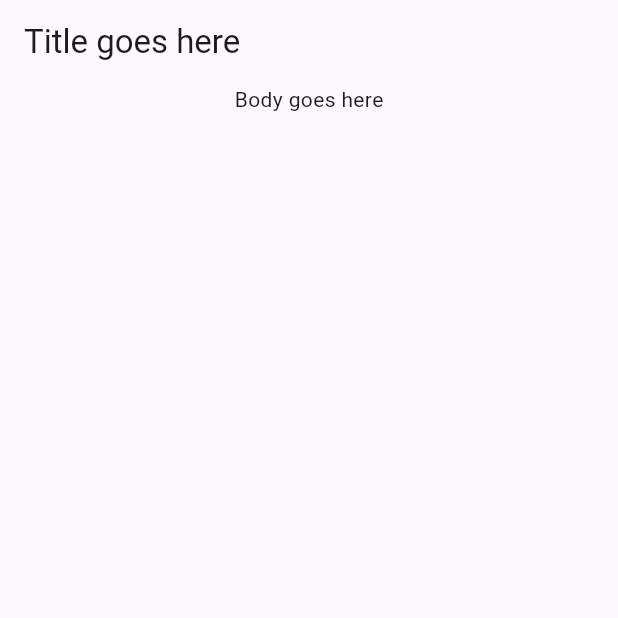
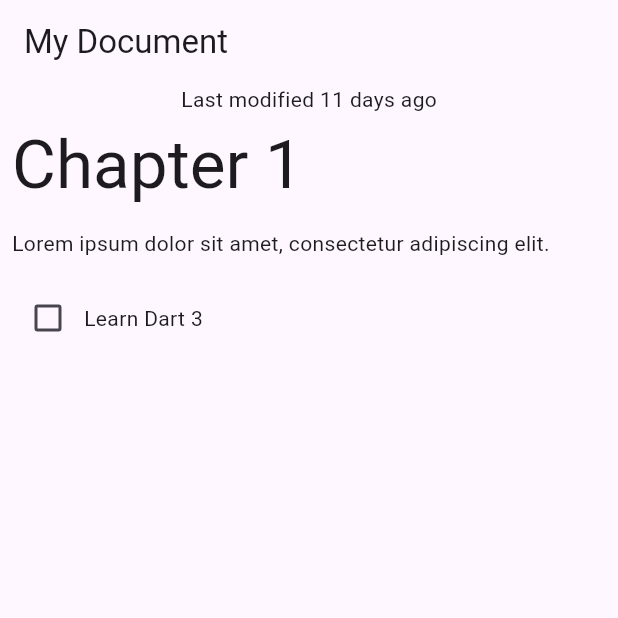
Before and after one commit to juan-rybczinski/patterns_codelab, a Flutter app: the screen it shows after launch, on a phone screen of 412 x 824 dp, the top half of it. Run offline on Flutter 3.47's test engine with Material 2 defaults, Android fonts, the phone set to English and light mode, and no system bars.

Commit message:
[Dart 3.0] 이전 문법으로 구현

```diff
--- a/lib/data.dart
+++ b/lib/data.dart
@@ -1,8 +1,91 @@
 import 'dart:convert';
+
+class MetaData {
+  final String title;
+  final DateTime modified;
+
+  MetaData({
+    required this.title,
+    required this.modified,
+  });
+}
+
+class Block {
+  Block();
+
+  factory Block.fromJson(Map<String, dynamic> json) {
+    if (json.containsKey('type') && json.containsKey('text')) {
+      if (json['type'] == 'h1') {
+        return HeaderBlock(text: json['text']);
+      } else if (json['type'] == 'p') {
+        return ParagraphBlock(text: json['text']);
+      } else if (json['type'] == 'checkbox' && json.containsKey('checked')) {
+        return CheckboxBlock(text: json['text'], isChecked: json['checked']);
+      } else {
+        throw const FormatException('Unexpected JSON format');
+      }
+    } else {
+      throw const FormatException('Unexpected JSON format');
+    }
+  }
+}
+
+class HeaderBlock extends Block {
+  final String text;
+
+  HeaderBlock({
+    required this.text,
+  });
+}
+
+class ParagraphBlock extends Block {
+  final String text;
+
+  ParagraphBlock({required this.text});
+}
+
+class CheckboxBlock extends Block {
+  final String text;
+  final bool isChecked;
+
+  CheckboxBlock({
+    required this.text,
+    required this.isChecked,
+  });
+}
 
 class Document {
   final Map<String, Object?> _json;
+
   Document() : _json = jsonDecode(documentJson);
+
+  MetaData getMetadata() {
+    if (_json.containsKey('metadata')) {
+      var metadataJson = _json['metadata'];
+      if (metadataJson is Map) {
+        var title = metadataJson['title'] as String;
+        var localModified = DateTime.parse(metadataJson['modified'] as String);
+        return MetaData(
+          title: title,
+          modified: localModified,
+        );
+      }
+    }
+    throw const FormatException('Unexpected JSON');
+  }
+
+  List<Block> getBlocks() {
+    if (_json.containsKey('blocks')) {
+      final blocksJson = _json['blocks'];
+      if (blocksJson is List) {
+        return blocksJson.map((block) => Block.fromJson(block)).toList();
+      } else {
+        throw const FormatException('Unexpected JSON format');
+      }
+    } else {
+      throw const FormatException('Unexpected JSON format');
+    }
+  }
 }
 
 const documentJson = '''
--- a/lib/main.dart
+++ b/lib/main.dart
@@ -30,17 +30,98 @@ class DocumentScreen extends StatelessWidget {
 
   @override
   Widget build(BuildContext context) {
+    final metadata = document.getMetadata();
+    final formattedModifiedDate = formatDate(metadata.modified);
+    final blocks = document.getBlocks();
+
     return Scaffold(
       appBar: AppBar(
-        title: const Text('Title goes here'),
+        title: Text(metadata.title),
       ),
       body: Column(
         children: [
-          Center(
-            child: Text('Body goes here'),
+          Text('Last modified $formattedModifiedDate'),
+          Expanded(
+            child: ListView.builder(
+              itemCount: blocks.length,
+              itemBuilder: (context, index) => BlockWidget(
+                block: blocks[index],
+              ),
+            ),
           ),
         ],
       ),
     );
   }
 }
+
+class BlockWidget extends StatelessWidget {
+  final Block block;
+
+  const BlockWidget({
+    required this.block,
+    Key? key,
+  }) : super(key: key);
+
+  @override
+  Widget build(BuildContext context) {
+    if (block is HeaderBlock) {
+      final headerBlock = block as HeaderBlock;
+      return Container(
+        margin: const EdgeInsets.all(8.0),
+        child: Text(
+          headerBlock.text,
+          style: Theme.of(context).textTheme.displayMedium,
+        ),
+      );
+    } else if (block is ParagraphBlock) {
+      final paragraphBlock = block as ParagraphBlock;
+      return Container(
+        margin: const EdgeInsets.all(8.0),
+        child: Text(paragraphBlock.text),
+      );
+    } else if (block is CheckboxBlock) {
+      final checkboxBlock = block as CheckboxBlock;
+      return Container(
+        margin: const EdgeInsets.all(8.0),
+        child: Row(
+          children: [
+            Checkbox(value: checkboxBlock.isChecked, onChanged: (_) {}),
+            Text(checkboxBlock.text),
+          ],
+        ),
+      );
+    } else {
+      throw Exception('Unexpected block');
+    }
+
+    // switch (block.type) {
+    //   case 'h1':
+    //     textStyle = Theme.of(context).textTheme.displayMedium;
+    //     break;
+    //   case 'p':
+    //   case 'checkbox':
+    //     textStyle = Theme.of(context).textTheme.bodyMedium;
+    //     break;
+    //   default:
+    //     textStyle = Theme.of(context).textTheme.bodySmall;
+    // }
+  }
+}
+
+String formatDate(DateTime dateTime) {
+  var today = DateTime.now();
+  var difference = dateTime.difference(today);
+
+  if (difference.inDays == 0) {
+    return 'today';
+  } else if (difference.inDays == 1) {
+    return 'tomorrow';
+  } else if (difference.inDays == -1) {
+    return 'yesterday';
+  } else if (difference.isNegative) {
+    return '${difference.inDays.abs()} days ago';
+  } else {
+    return '${difference.inDays} days from now';
+  }
+}
--- a/pubspec.yaml
+++ b/pubspec.yaml
@@ -19,7 +19,8 @@ publish_to: 'none' # Remove this line if you wish to publish to pub.dev
 version: 1.0.0+1
 
 environment:
-  sdk: '>=3.0.0 <4.0.0'
+  sdk: '>=2.18.5 <3.0.0'
+#  sdk: '>=3.0.0 <4.0.0'
 
 # Dependencies specify other packages that your package needs in order to work.
 # To automatically upgrade your package dependencies to the latest versions
```
Also changed, not shown: pubspec.lock.
